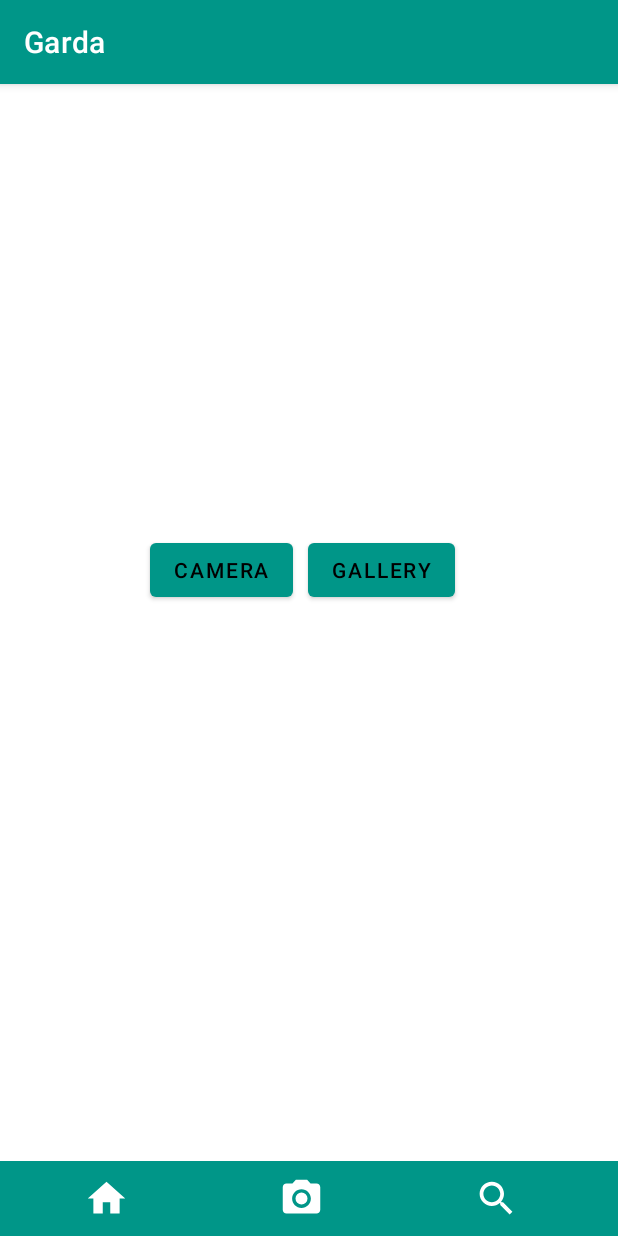
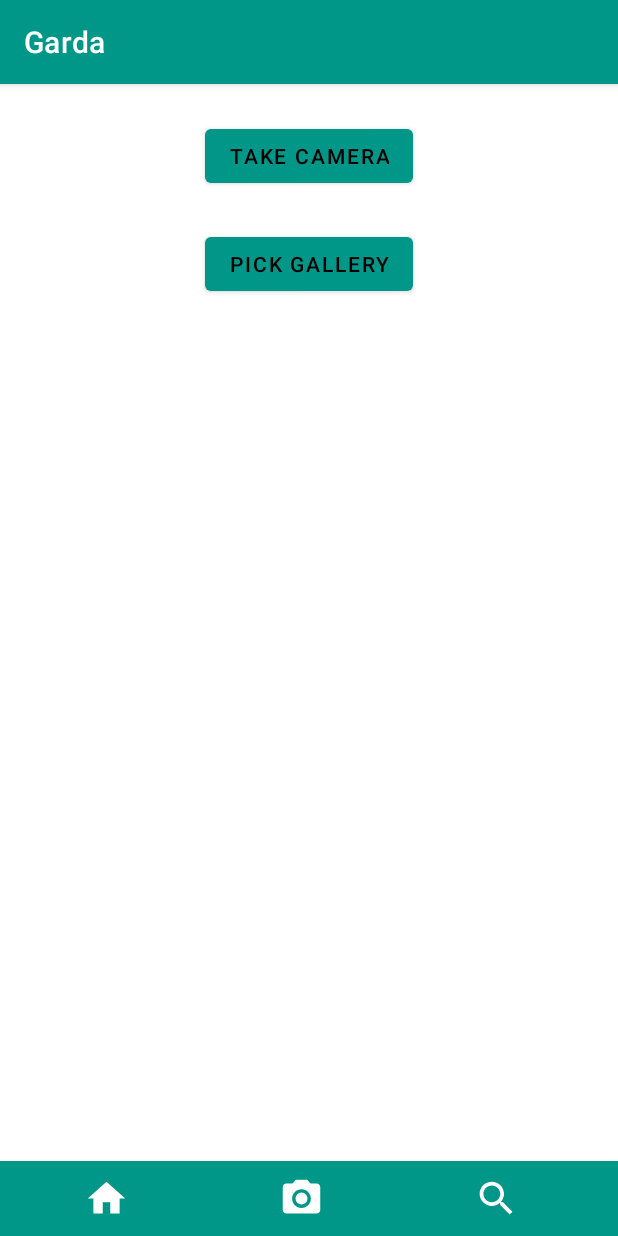
Before and after one commit to iPotassiumK/Garda, an Android app: the CameraActivity screen opened directly, with no data from a screen before it, on a phone screen of 412 x 824 dp. Run offline under Robolectric (Android 15) with nearby library versions, the phone set to English and light mode, and no system bars; libraries missing offline, so code that uses them is left out: com.github.dhaval2404.imagepicker; pictures from the network do not load.

Commit message:
Add changes layout and activity

```diff
--- a/Mobile Development/Garda/app/build.gradle
+++ b/Mobile Development/Garda/app/build.gradle
@@ -64,7 +64,7 @@ dependencies {
     implementation 'com.loopj.android:android-async-http:1.4.10'
     implementation 'androidx.viewpager2:viewpager2:1.0.0-rc01'
 
-    implementation 'com.google.firebase:firebase-storage:19.2.2'
+    implementation 'com.google.firebase:firebase-storage:20.0.0'
 
     implementation 'com.github.dhaval2404:imagepicker:1.7.4'
 }
--- a/Mobile Development/Garda/app/src/main/AndroidManifest.xml
+++ b/Mobile Development/Garda/app/src/main/AndroidManifest.xml
@@ -3,7 +3,10 @@
     package="com.example.garda">
 
     <uses-permission android:name="android.permission.INTERNET" />
+    <uses-permission android:name="android.permission.READ_EXTERNAL_STORAGE"/>
     <uses-permission android:name="android.permission.WRITE_EXTERNAL_STORAGE" />
+    <uses-permission android:name="android.permission.CAMERA" />
+    <uses-permission android:name="android.permission.WAKE_LOCK" />
 
     <application
         android:allowBackup="true"
--- /dev/null
+++ b/Mobile Development/Garda/app/src/main/res/drawable/btn_about_selector.xml
@@ -0,0 +1,5 @@
+<?xml version="1.0" encoding="utf-8"?>
+<selector xmlns:android="http://schemas.android.com/apk/res/android" android:exitFadeDuration="@android:integer/config_mediumAnimTime">
+    <item android:drawable="@drawable/btn_bg_about" android:state_selected="true"/>
+    <item android:drawable="@drawable/btn_nobg_about" />
+</selector>
--- /dev/null
+++ b/Mobile Development/Garda/app/src/main/res/drawable/btn_harvest_selector.xml
@@ -0,0 +1,5 @@
+<?xml version="1.0" encoding="utf-8"?>
+<selector xmlns:android="http://schemas.android.com/apk/res/android" android:exitFadeDuration="@android:integer/config_mediumAnimTime">
+    <item android:drawable="@drawable/btn_bg_instruction" android:state_selected="true"/>
+    <item android:drawable="@drawable/btn_nobg_instruction" />
+</selector>
--- /dev/null
+++ b/Mobile Development/Garda/app/src/main/res/drawable/btn_instruction_selector.xml
@@ -0,0 +1,5 @@
+<?xml version="1.0" encoding="utf-8"?>
+<selector xmlns:android="http://schemas.android.com/apk/res/android" android:exitFadeDuration="@android:integer/config_mediumAnimTime">
+    <item android:drawable="@drawable/btn_bg_instruction" android:state_selected="true"/>
+    <item android:drawable="@drawable/btn_nobg_instruction" />
+</selector>
--- a/Mobile Development/Garda/app/src/main/res/layout/activity_camera.xml
+++ b/Mobile Development/Garda/app/src/main/res/layout/activity_camera.xml
@@ -8,38 +8,33 @@
 
     <ImageView
         android:id="@+id/imgProfile"
-        android:layout_width="wrap_content"
+        android:layout_width="0dp"
         android:layout_height="wrap_content"
         android:adjustViewBounds="true"
+        android:scaleType="centerCrop"
         app:layout_constraintEnd_toEndOf="parent"
-        app:layout_constraintStart_toStartOf="parent"
         app:layout_constraintTop_toTopOf="parent"
-        tools:src="@tools:sample/backgrounds/scenic" />
-
-    <LinearLayout
-        android:id="@+id/linear"
-        android:layout_marginTop="300dp"
-        android:layout_width="match_parent"
-        android:layout_height="wrap_content"
-        app:layout_constraintEnd_toEndOf="parent"
-        app:layout_constraintStart_toStartOf="parent"
-        app:layout_constraintTop_toTopOf="@id/imgProfile"
-        android:orientation="horizontal">
+        tools:srcCompat="@tools:sample/backgrounds/scenic" />
 
     <Button
         android:id="@+id/btnCamera"
         android:layout_width="wrap_content"
         android:layout_height="wrap_content"
-            android:layout_marginLeft="100dp"
-            android:text="camera"/>
+        android:layout_marginTop="24dp"
+        android:text="Take Camera"
+        app:layout_constraintEnd_toEndOf="parent"
+        app:layout_constraintStart_toStartOf="parent"
+        app:layout_constraintTop_toBottomOf="@+id/imgProfile" />
 
     <Button
         android:id="@+id/btnGallery"
         android:layout_width="wrap_content"
         android:layout_height="wrap_content"
-            android:layout_marginLeft="10dp"
-            android:text="gallery"/>
-    </LinearLayout>
+        android:layout_marginTop="24dp"
+        android:text="Pick Gallery"
+        app:layout_constraintEnd_toEndOf="parent"
+        app:layout_constraintStart_toStartOf="parent"
+        app:layout_constraintTop_toBottomOf="@+id/btnCamera" />
 
     <LinearLayout
         android:id="@+id/linear2"
@@ -53,6 +48,7 @@
         app:layout_constraintBottom_toBottomOf="parent">
 
         <ImageButton
+            android:id="@+id/ic_home"
             android:layout_width="30dp"
             android:layout_height="30dp"
             android:layout_gravity="center_vertical"
@@ -60,6 +56,7 @@
             android:background="@drawable/ic_home"/>
 
         <ImageButton
+            android:id="@+id/ic_camera"
             android:layout_width="30dp"
             android:layout_height="30dp"
             android:layout_gravity="center_vertical"
@@ -68,6 +65,7 @@
             android:background="@drawable/ic_camera"/>
 
         <ImageButton
+            android:id="@+id/ic_search"
             android:layout_width="30dp"
             android:layout_height="30dp"
             android:layout_gravity="center_vertical"
--- a/Mobile Development/Garda/app/src/main/res/layout/activity_detail.xml
+++ b/Mobile Development/Garda/app/src/main/res/layout/activity_detail.xml
@@ -61,7 +61,7 @@
         android:id="@+id/imageView5"
         android:layout_width="wrap_content"
         android:layout_height="wrap_content"
-        app:srcCompat="@drawable/btn_about"
+        app:srcCompat="@drawable/btn_about_selector"
         tools:layout_editor_absoluteX="16dp"
         tools:layout_editor_absoluteY="220dp"
         tools:ignore="MissingConstraints" />
@@ -70,7 +70,7 @@
         android:id="@+id/imageView6"
         android:layout_width="wrap_content"
         android:layout_height="wrap_content"
-        app:srcCompat="@drawable/btn_instructure"
+        app:srcCompat="@drawable/btn_instruction_selector"
         tools:layout_editor_absoluteX="95dp"
         tools:layout_editor_absoluteY="220dp"
         tools:ignore="MissingConstraints" />
@@ -79,7 +79,7 @@
         android:id="@+id/imageView7"
         android:layout_width="wrap_content"
         android:layout_height="wrap_content"
-        app:srcCompat="@drawable/btn_harvest"
+        app:srcCompat="@drawable/btn_harvest_selector"
         tools:layout_editor_absoluteX="199dp"
         tools:layout_editor_absoluteY="220dp"
         tools:ignore="MissingConstraints" />
--- a/Mobile Development/Garda/app/src/main/res/layout/activity_main.xml
+++ b/Mobile Development/Garda/app/src/main/res/layout/activity_main.xml
@@ -96,6 +96,7 @@
         app:layout_constraintBottom_toBottomOf="parent">
 
         <ImageButton
+            android:id="@+id/ic_home"
             android:layout_width="30dp"
             android:layout_height="30dp"
             android:layout_gravity="center_vertical"
@@ -103,6 +104,7 @@
             android:background="@drawable/ic_home"/>
 
         <ImageButton
+            android:id="@+id/ic_camera"
             android:layout_width="30dp"
             android:layout_height="30dp"
             android:layout_gravity="center_vertical"
@@ -111,6 +113,7 @@
             android:background="@drawable/ic_camera"/>
 
         <ImageButton
+            android:id="@+id/ic_search"
             android:layout_width="30dp"
             android:layout_height="30dp"
             android:layout_gravity="center_vertical"
```
Also changed, not shown: Mobile Development/Garda/app/src/main/java/com/example/garda/MainActivity.kt (+17 -23 lines), Mobile Development/Garda/app/src/main/java/com/example/garda/detailfragment/AboutFragment.kt (+12 -1 lines), Mobile Development/Garda/app/src/main/res/drawable/btn_bg_about.png (renamed from Mobile Development/Garda/app/src/main/res/drawable/btn_about.png), Mobile Development/Garda/app/src/main/res/drawable/btn_bg_harvest.png (added), Mobile Development/Garda/app/src/main/res/drawable/btn_bg_instruction.png (added), Mobile Development/Garda/app/src/main/res/drawable/btn_nobg_about.png (added), Mobile Development/Garda/app/src/main/res/drawable/btn_nobg_harvest.png (renamed from Mobile Development/Garda/app/src/main/res/drawable/btn_harvest.png), Mobile Development/Garda/app/src/main/res/drawable/btn_nobg_instruction.png (renamed from Mobile Development/Garda/app/src/main/res/drawable/btn_instructure.png), 1 other file. Lines whose indentation alone changed are shown as unchanged.
